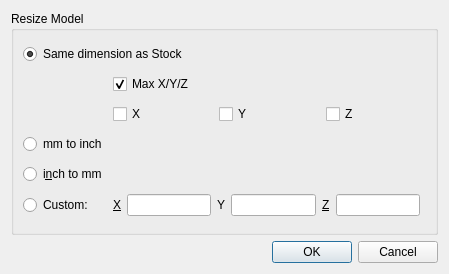
The window that src/Gui/ResizeModelDialog.ui (fredrickojackson/CppCAM) describes before a commit, drawn with Qt 5.
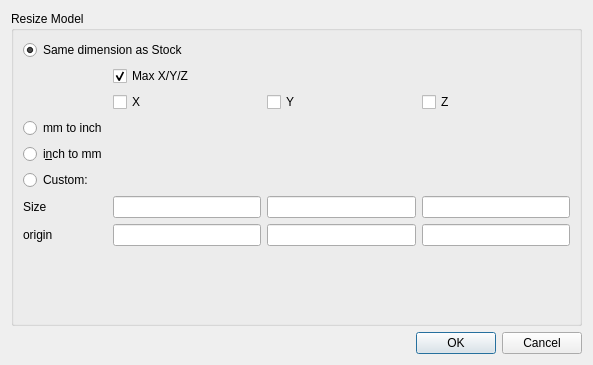
The same window after the commit. Icons and pictures are not drawn.

Commit message: added some ability to move model

The edit to the form file:
```diff
--- a/src/Gui/ResizeModelDialog.ui
+++ b/src/Gui/ResizeModelDialog.ui
@@ -9,8 +9,8 @@
    <rect>
     <x>0</x>
     <y>0</y>
-    <width>449</width>
-    <height>274</height>
+    <width>593</width>
+    <height>365</height>
    </rect>
   </property>
   <property name="windowTitle">
@@ -29,8 +29,31 @@
      <property name="title">
       <string>Resize Model</string>
      </property>
-     <layout class="QGridLayout" name="gridLayout">
-      <item row="2" column="1" colspan="2">
+     <layout class="QFormLayout" name="formLayout">
+      <item row="0" column="0" colspan="2">
+       <widget class="QRadioButton" name="radioButton_stock_size">
+        <property name="text">
+         <string>Same dimension as Stock</string>
+        </property>
+        <property name="checked">
+         <bool>true</bool>
+        </property>
+       </widget>
+      </item>
+      <item row="1" column="1">
+       <widget class="QCheckBox" name="checkBox_scalemax">
+        <property name="text">
+         <string>Max X/Y/Z</string>
+        </property>
+        <property name="checked">
+         <bool>true</bool>
+        </property>
+        <property name="autoExclusive">
+         <bool>false</bool>
+        </property>
+       </widget>
+      </item>
+      <item row="2" column="1">
        <layout class="QHBoxLayout" name="horizontalLayout_2">
         <item>
          <widget class="QCheckBox" name="checkBox_scalex">
@@ -58,26 +81,6 @@
         </item>
        </layout>
       </item>
-      <item row="1" column="1">
-       <widget class="QCheckBox" name="checkBox_scalemax">
-        <property name="text">
-         <string>Max X/Y/Z</string>
-        </property>
-        <property name="checked">
-         <bool>true</bool>
-        </property>
-        <property name="autoExclusive">
-         <bool>false</bool>
-        </property>
-       </widget>
-      </item>
-      <item row="4" column="0">
-       <widget class="QRadioButton" name="radioButton_inch_to_mm">
-        <property name="text">
-         <string>i&amp;nch to mm</string>
-        </property>
-       </widget>
-      </item>
       <item row="3" column="0">
        <widget class="QRadioButton" name="radioButton_mm_to_inch">
         <property name="text">
@@ -85,13 +88,10 @@
         </property>
        </widget>
       </item>
-      <item row="0" column="0" colspan="2">
-       <widget class="QRadioButton" name="radioButton_stock_size">
+      <item row="4" column="0">
+       <widget class="QRadioButton" name="radioButton_inch_to_mm">
         <property name="text">
-         <string>Same dimension as Stock</string>
-        </property>
-        <property name="checked">
-         <bool>true</bool>
+         <string>i&amp;nch to mm</string>
         </property>
        </widget>
       </item>
@@ -102,49 +102,46 @@
         </property>
        </widget>
       </item>
-      <item row="5" column="1">
+      <item row="6" column="0">
+       <widget class="QLabel" name="label_7">
+        <property name="text">
+         <string>Size</string>
+        </property>
+       </widget>
+      </item>
+      <item row="6" column="1">
        <layout class="QHBoxLayout" name="horizontalLayout">
-        <item>
-         <widget class="QLabel" name="label">
-          <property name="text">
-           <string>&amp;X</string>
-          </property>
-          <property name="buddy">
-           <cstring>lineEdit_dimx</cstring>
-          </property>
-         </widget>
-        </item>
         <item>
          <widget class="QLineEdit" name="lineEdit_dimx"/>
         </item>
-        <item>
-         <widget class="QLabel" name="label_2">
-          <property name="text">
-           <string>Y</string>
-          </property>
-          <property name="buddy">
-           <cstring>lineEdit_dimx</cstring>
-          </property>
-         </widget>
-        </item>
         <item>
          <widget class="QLineEdit" name="lineEdit_dimy"/>
         </item>
-        <item>
-         <widget class="QLabel" name="label_3">
-          <property name="text">
-           <string>&amp;Z</string>
-          </property>
-          <property name="buddy">
-           <cstring>lineEdit_dimx</cstring>
-          </property>
-         </widget>
-        </item>
         <item>
          <widget class="QLineEdit" name="lineEdit_dimz"/>
         </item>
        </layout>
       </item>
+      <item row="7" column="0">
+       <widget class="QLabel" name="label_8">
+        <property name="text">
+         <string>origin</string>
+        </property>
+       </widget>
+      </item>
+      <item row="7" column="1">
+       <layout class="QHBoxLayout" name="horizontalLayout_3">
+        <item>
+         <widget class="QLineEdit" name="leOx"/>
+        </item>
+        <item>
+         <widget class="QLineEdit" name="leOy"/>
+        </item>
+        <item>
+         <widget class="QLineEdit" name="leOz"/>
+        </item>
+       </layout>
+      </item>
      </layout>
     </widget>
    </item>
```
The commit also changes 5 other files.
